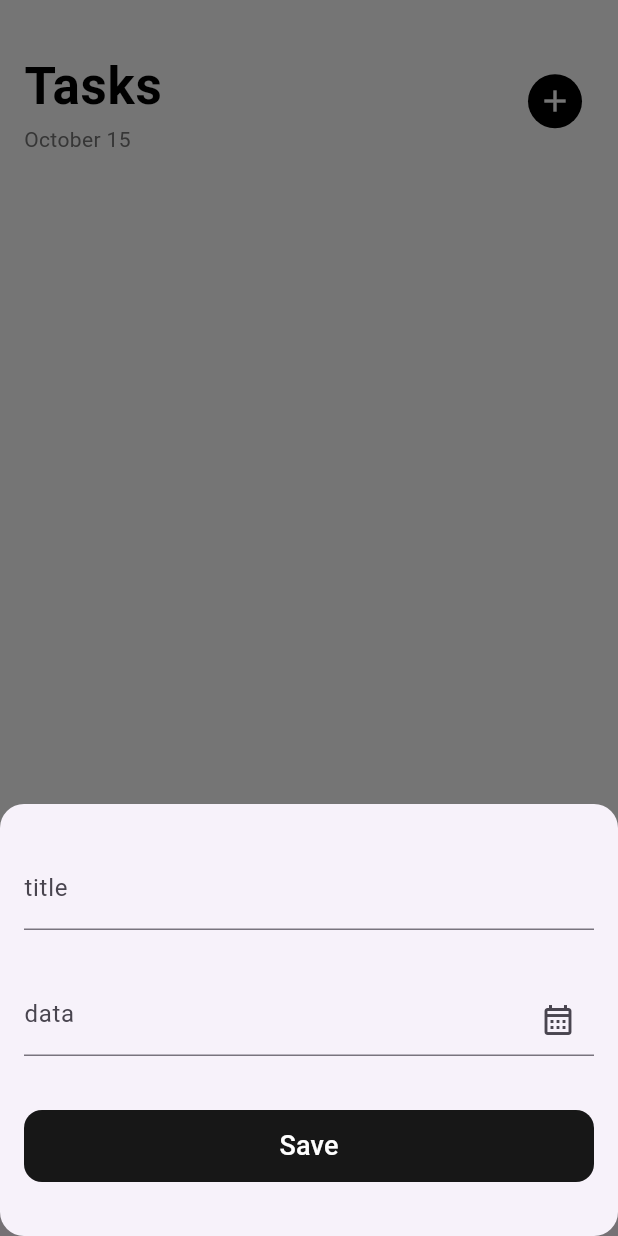
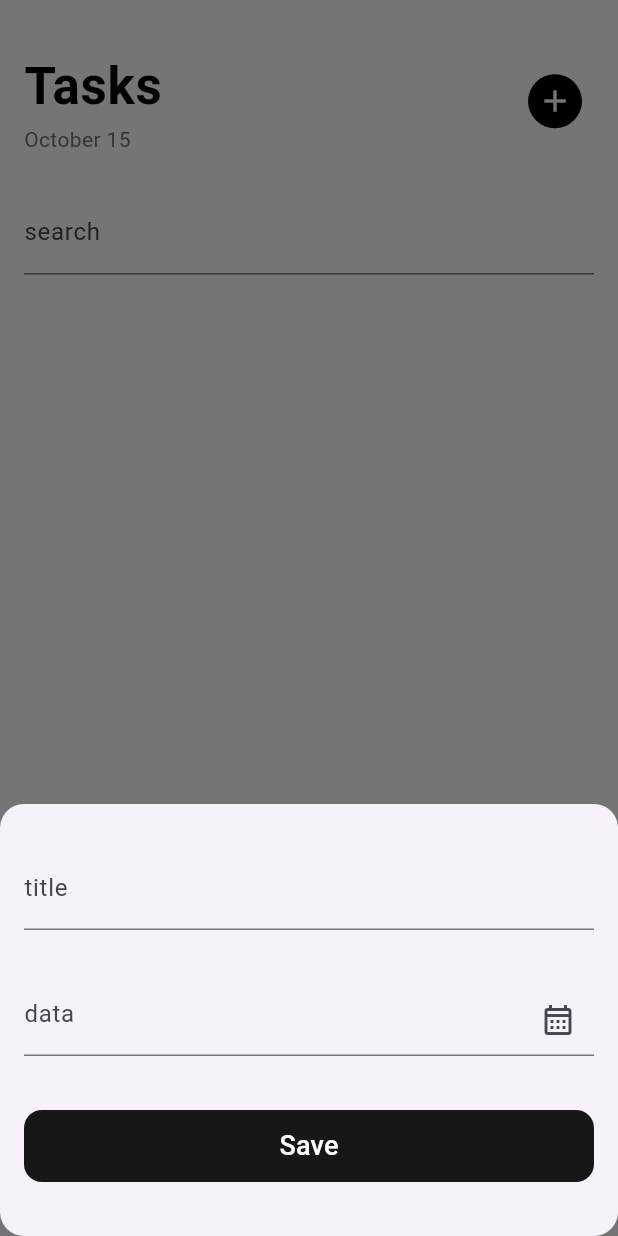
Before and after one commit to Abdelrahman200hany/notadepi, a Flutter app: the screen it shows after launch, after a tap on the "add" icon, on a phone screen of 412 x 824 dp. Run offline on Flutter 3.47's test engine with Material 3 defaults, Android fonts, the phone set to English and light mode, and no system bars; our stand-ins replace bloc, flutter_bloc.

Commit message:
change provider to cubit

```diff
--- a/lib/main.dart
+++ b/lib/main.dart
@@ -1,7 +1,7 @@
 import 'package:flutter/material.dart';
-import 'package:notaadepi/presentation/manager/task_item_provider.dart';
+import 'package:flutter_bloc/flutter_bloc.dart';
+import 'package:notaadepi/presentation/manager/cubit/task_cubit.dart';
 import 'package:notaadepi/presentation/views/main_view.dart';
-import 'package:provider/provider.dart';
 
 void main() {
   runApp(const NotaDepi());
@@ -14,11 +14,7 @@ class NotaDepi extends StatelessWidget {
   Widget build(BuildContext context) {
     return MaterialApp(
       debugShowCheckedModeBanner: false,
-      home: ChangeNotifierProvider(
-        create: (context) =>TaskItemProvider() ,
-        child:    MainView()
-
-      ),
+      home: BlocProvider(create: (context) => TaskCubit(), child: MainView()),
     );
   }
 }
--- /dev/null
+++ b/lib/presentation/manager/cubit/task_cubit.dart
@@ -0,0 +1,47 @@
+import 'package:bloc/bloc.dart';
+import 'package:meta/meta.dart';
+import 'package:notaadepi/data/models/task_item_model.dart';
+
+part 'task_state.dart';
+
+class TaskCubit extends Cubit<TaskState> {
+  TaskCubit() : super(TaskInitial());
+
+  final List<TaskModelItem> _allList = [];
+  String searchQuery = '';
+  List<TaskModelItem> get completedList {
+    return _allList.where((e) => e.isCompleted).toList();
+  }
+
+  List<TaskModelItem> get notCompletedList {
+    return _allList.where((e) => !e.isCompleted).toList();
+  }
+
+  List<TaskModelItem> get displayedList {
+    if (searchQuery.isEmpty) {
+      return _allList;
+    } else {
+      return _allList
+          .where(
+            (task) =>
+                task.title.toLowerCase().contains(searchQuery.toLowerCase()),
+          )
+          .toList();
+    }
+  }
+
+  void addNewTask(TaskModelItem item) {
+    _allList.add(item);
+    emit(TaskAddSuccess());
+  }
+
+  void toggleTask(TaskModelItem item) {
+    item.isCompleted = !item.isCompleted;
+    emit(TaskChangeState());
+  }
+
+  void search(String value) {
+    searchQuery = value;
+    emit(TaskSearchState());
+  }
+}
--- /dev/null
+++ b/lib/presentation/manager/cubit/task_state.dart
@@ -0,0 +1,11 @@
+part of 'task_cubit.dart';
+
+@immutable
+sealed class TaskState {}
+
+final class TaskInitial extends TaskState {}
+
+final class TaskAddSuccess extends TaskState {}
+
+final class TaskChangeState extends TaskState {}
+final class TaskSearchState extends TaskState {}
--- a/lib/presentation/views/widgets/all_notes_secs.dart
+++ b/lib/presentation/views/widgets/all_notes_secs.dart
@@ -1,7 +1,9 @@
 import 'package:flutter/material.dart';
-import 'package:notaadepi/presentation/manager/task_item_provider.dart';
+import 'package:flutter_bloc/flutter_bloc.dart';
+import 'package:notaadepi/presentation/manager/cubit/task_cubit.dart';
 import 'package:notaadepi/presentation/views/widgets/build_model_buttom_sheet.dart';
 import 'package:notaadepi/presentation/views/widgets/custom_task_header.dart';
+import 'package:notaadepi/presentation/views/widgets/custom_text_feild.dart';
 import 'package:notaadepi/presentation/views/widgets/task_item.dart';
 import 'package:provider/provider.dart';
 
@@ -22,26 +24,32 @@ class AllNotesSecs extends StatelessWidget {
                 title: 'Tasks',
                 icon: Icons.add,
                 onPressed: () {
-                  final taskProvider = context.read<TaskItemProvider>();
+                  final taskCubit = context.read<TaskCubit>();
                   showModalBottomSheet(
                     shape: RoundedRectangleBorder(
                       borderRadius: BorderRadiusGeometry.circular(16),
                     ),
                     context: context,
                     builder: (context) =>
-                        BuildModelBottomSheet(taskItemProvider: taskProvider),
+                        BuildModelBottomSheet(taskCubit: taskCubit),
                   );
-
-
                 },
 
                 iconBackgoundColor: Colors.black,
               ),
+
+              SizedBox(height: 24),
+              CustomTextFeild(
+                hint: 'search',
+                onChanged: (value) {
+                  context.read<TaskCubit>().search(value);
+                },
+              ),
               SizedBox(height: 32),
               Expanded(
-                child: Consumer<TaskItemProvider>(
-                  builder: (context, state, child) {
-                    final tasks = state.allList;
+                child: BlocBuilder<TaskCubit, TaskState>(
+                  builder: (context, state) {
+                    final tasks = context.watch<TaskCubit>().displayedList;
 
                     return ListView.builder(
                       itemCount: tasks.length,
--- a/lib/presentation/views/widgets/build_model_buttom_sheet.dart
+++ b/lib/presentation/views/widgets/build_model_buttom_sheet.dart
@@ -1,12 +1,12 @@
 import 'package:flutter/material.dart';
 import 'package:notaadepi/data/models/task_item_model.dart';
-import 'package:notaadepi/presentation/manager/task_item_provider.dart';
+import 'package:notaadepi/presentation/manager/cubit/task_cubit.dart';
 import 'package:notaadepi/presentation/views/widgets/custom_text_feild.dart';
 
 class BuildModelBottomSheet extends StatefulWidget {
-  const BuildModelBottomSheet({super.key, required this.taskItemProvider});
+  const BuildModelBottomSheet({super.key, required this.taskCubit});
 
-  final TaskItemProvider taskItemProvider;
+  final TaskCubit taskCubit;
 
   @override
   State<BuildModelBottomSheet> createState() => _BuildModelBottomSheetState();
@@ -71,7 +71,7 @@ class _BuildModelBottomSheetState extends State<BuildModelBottomSheet> {
             width: double.infinity,
             child: TextButton(
               onPressed: () {
-                widget.taskItemProvider.addNewTask(
+                widget.taskCubit.addNewTask(
                   TaskModelItem(
                     title: title ?? 'no tilte',
                     data: '${data ?? 'no date'}',
--- a/lib/presentation/views/widgets/completed_notes_sec.dart
+++ b/lib/presentation/views/widgets/completed_notes_sec.dart
@@ -1,5 +1,6 @@
 import 'package:flutter/material.dart';
-import 'package:notaadepi/presentation/manager/task_item_provider.dart';
+import 'package:flutter_bloc/flutter_bloc.dart';
+import 'package:notaadepi/presentation/manager/cubit/task_cubit.dart';
 import 'package:notaadepi/presentation/views/widgets/custom_task_header.dart';
 import 'package:notaadepi/presentation/views/widgets/task_item.dart';
 import 'package:provider/provider.dart';
@@ -18,15 +19,15 @@ class CompletedNotesSec extends StatelessWidget {
             children: [
               SizedBox(height: 24),
               CustomTaskHeader(
-                title: 'Tasks',
+                title: 'completed',
                 icon: Icons.done,
                 iconBackgoundColor: Colors.blueAccent,
               ),
               SizedBox(height: 36),
               Expanded(
-                child: Consumer<TaskItemProvider>(
-                  builder: (context, state, child) {
-                    final tasks = state.completedList;
+                child: BlocBuilder<TaskCubit, TaskState>(
+                  builder: (context, state) {
+                    final tasks = context.read<TaskCubit>().completedList;
 
                     return ListView.builder(
                       itemCount: tasks.length,
--- a/lib/presentation/views/widgets/not_completed_notes_sec.dart
+++ b/lib/presentation/views/widgets/not_completed_notes_sec.dart
@@ -1,5 +1,6 @@
 import 'package:flutter/material.dart';
-import 'package:notaadepi/presentation/manager/task_item_provider.dart';
+import 'package:flutter_bloc/flutter_bloc.dart';
+import 'package:notaadepi/presentation/manager/cubit/task_cubit.dart';
 import 'package:notaadepi/presentation/views/widgets/custom_task_header.dart';
 import 'package:notaadepi/presentation/views/widgets/task_item.dart';
 import 'package:provider/provider.dart';
@@ -25,9 +26,9 @@ class NotCompletedNotesSec extends StatelessWidget {
               ),
               SizedBox(height: 36),
               Expanded(
-                child: Consumer<TaskItemProvider>(
-                  builder: (context, state, child) {
-                    final tasks = state.notCompletedList;
+                child: BlocBuilder<TaskCubit, TaskState>(
+                  builder: (context, state) {
+                    final tasks = context.read<TaskCubit>().notCompletedList;
 
                     return ListView.builder(
                       itemCount: tasks.length,
--- a/lib/presentation/views/widgets/task_item.dart
+++ b/lib/presentation/views/widgets/task_item.dart
@@ -1,6 +1,6 @@
 import 'package:flutter/material.dart';
 import 'package:notaadepi/data/models/task_item_model.dart';
-import 'package:notaadepi/presentation/manager/task_item_provider.dart';
+import 'package:notaadepi/presentation/manager/cubit/task_cubit.dart';
 import 'package:provider/provider.dart';
 
 class TaskItem extends StatelessWidget {
@@ -9,7 +9,7 @@ class TaskItem extends StatelessWidget {
 
   @override
   Widget build(BuildContext context) {
-    final provider = Provider.of<TaskItemProvider>(context, listen: false);
+    final taskCubit = Provider.of<TaskCubit>(context);
 
     return ListTile(
       contentPadding: EdgeInsets.zero,
@@ -17,7 +17,7 @@ class TaskItem extends StatelessWidget {
         shape: RoundedRectangleBorder(borderRadius: BorderRadius.circular(4)),
         value: item.isCompleted,
         onChanged: (value) {
-          provider.toggleTask(item);
+          taskCubit.toggleTask(item);
         },
       ),
       title: Text(
--- a/pubspec.yaml
+++ b/pubspec.yaml
@@ -35,6 +35,7 @@ dependencies:
   # Use with the CupertinoIcons class for iOS style icons.
   cupertino_icons: ^1.0.8
   provider: ^6.1.5+1
+  flutter_bloc: ^9.1.1
 
 dev_dependencies:
   flutter_test:
```
Also changed, not shown: pubspec.lock.
